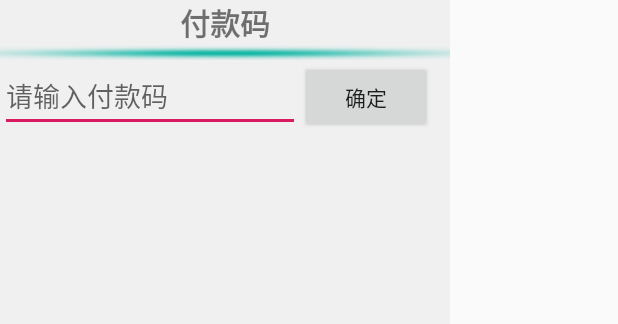
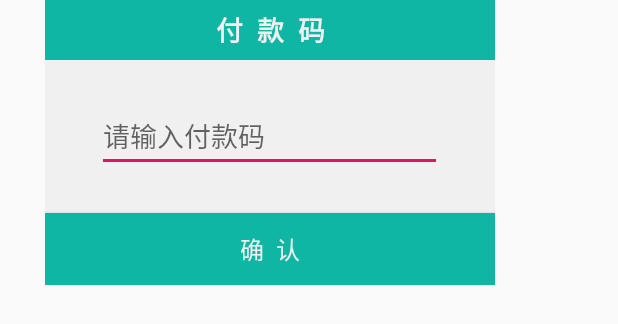
Before and after one commit to mengpan-123/helloworld-master, an Android app: the layout input_paycode.xml on its own in the app's theme, with its tools: preview values and no code run, on a phone screen of 412 x 824 dp. Shown: the top 324 px of the screen. Run offline under Robolectric (Android 15) with nearby library versions, the phone set to English and light mode, and no system bars.

Commit message:
付款功能提交
Signed-off-by: Gemini <894374768@qq.com>

```diff
--- a/app/src/main/res/layout/input_paycode.xml
+++ b/app/src/main/res/layout/input_paycode.xml
@@ -1,34 +1,51 @@
 <?xml version="1.0" encoding="utf-8"?>
-<LinearLayout xmlns:android="http://schemas.android.com/apk/res/android"
-    android:orientation="vertical"
-    android:layout_width="wrap_content"
-    android:layout_height="match_parent"
-    android:background="#F0F0F0">
-    <TextView
-        android:layout_width="match_parent"
-        android:gravity="center"
-        android:textSize="20dp"
-        android:textStyle="bold"
-        android:layout_height="wrap_content"
-        android:text="付款码"/>
-    <ImageView
-        android:layout_width="300dp"
-        android:layout_height="wrap_content"
-        android:background="@drawable/fg"/>
+<RelativeLayout xmlns:android="http://schemas.android.com/apk/res/android"
+android:id="@+id/toast_root"
+android:layout_width="300dp"
+android:layout_height="wrap_content"
+android:layout_marginLeft="30dp"
+android:background="#F0F0F0"
+    >
+<TextView
+    android:id="@+id/toast_title"
+    android:gravity="center"
+    android:textStyle="bold"
+    android:layout_width="match_parent"
+    android:layout_height="40dp"
+    android:text="付  款  码"
+    android:background="#0FB6A4"
+    android:textColor="#F0F0F0"
+    android:textSize="18dp" />
+
+<RelativeLayout
+    android:layout_width="match_parent"
+    android:layout_height="150dp"
+    android:layout_below="@+id/toast_title">
     <LinearLayout
         android:layout_width="match_parent"
-        android:layout_height="wrap_content"
-        android:orientation="horizontal">
+        android:layout_height="match_parent"
+        android:orientation="vertical"
+        android:gravity="center">
+        <TextView
+            android:layout_width="wrap_content"
+            android:layout_height="wrap_content"
+            android:layout_weight="1"/>
         <EditText
-            android:id="@+id/pay_code"
-            android:layout_width="200dp"
+            android:layout_width="230dp"
             android:hint="请输入付款码"
             android:layout_height="wrap_content" />
-        <Button
+        <TextView
             android:layout_width="wrap_content"
             android:layout_height="wrap_content"
-            android:text="确定"
+            android:layout_weight="1"/>
+        <Button
+            android:layout_width="match_parent"
+            android:layout_height="wrap_content"
+            android:textColor="#F0F0F0"
+            android:background="#0FB6A4"
+            android:textSize="16dp"
+            android:text="确  认"
             android:id="@+id/require_code"/>
     </LinearLayout>
-
-</LinearLayout>
+</RelativeLayout>
+</RelativeLayout>
```
